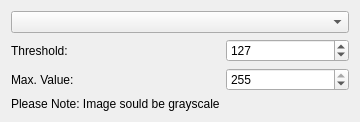
Above: thresh_tab.ui from SebLeh/IAI before the change. Below: the same form after it.
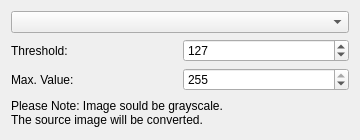
That is the form after the change.

Commit message: implemented thresh, smooth, gauss, median, bilateral, opening, closing

What changed in the file:
```diff
--- a/thresh_tab.ui
+++ b/thresh_tab.ui
@@ -7,7 +7,7 @@
     <x>0</x>
     <y>0</y>
     <width>360</width>
-    <height>120</height>
+    <height>140</height>
    </rect>
   </property>
   <property name="windowTitle">
@@ -55,10 +55,10 @@
      </property>
     </widget>
    </item>
-   <item row="7" column="0">
+   <item row="7" column="0" colspan="2">
     <widget class="QLabel" name="note">
      <property name="text">
-      <string>Please Note: Image sould be grayscale</string>
+      <string>&lt;html&gt;&lt;head/&gt;&lt;body&gt;&lt;p&gt;Please Note: Image sould be grayscale.&lt;br/&gt;The source image will be converted.&lt;/p&gt;&lt;/body&gt;&lt;/html&gt;</string>
      </property>
     </widget>
    </item>
```
The commit also changes 49 other files.
